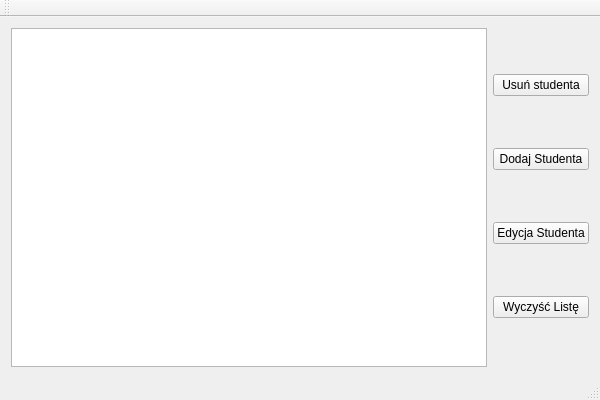
krx2/Student-List-Manager, file StudentListManager.ui: the form before one commit.
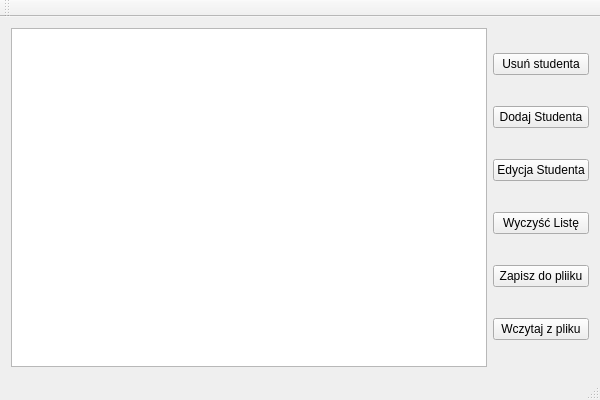
The form after the commit.

Diff of the .ui file:
```diff
--- a/StudentListManager.ui
+++ b/StudentListManager.ui
@@ -48,6 +48,20 @@
         </property>
        </widget>
       </item>
+      <item>
+       <widget class="QPushButton" name="saveButton">
+        <property name="text">
+         <string>Zapisz do pliiku</string>
+        </property>
+       </widget>
+      </item>
+      <item>
+       <widget class="QPushButton" name="loadButton">
+        <property name="text">
+         <string>Wczytaj z pliku</string>
+        </property>
+       </widget>
+      </item>
      </layout>
     </item>
    </layout>
```
Left out of the diff: 42 changed lines with no effect on the pictures.
